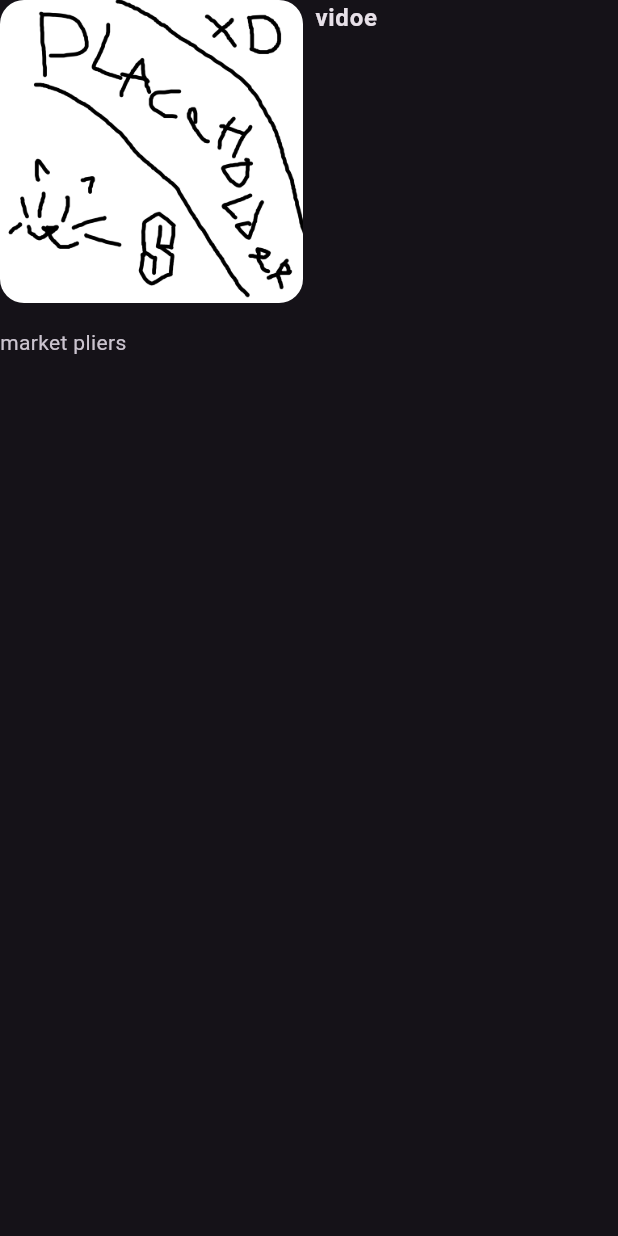
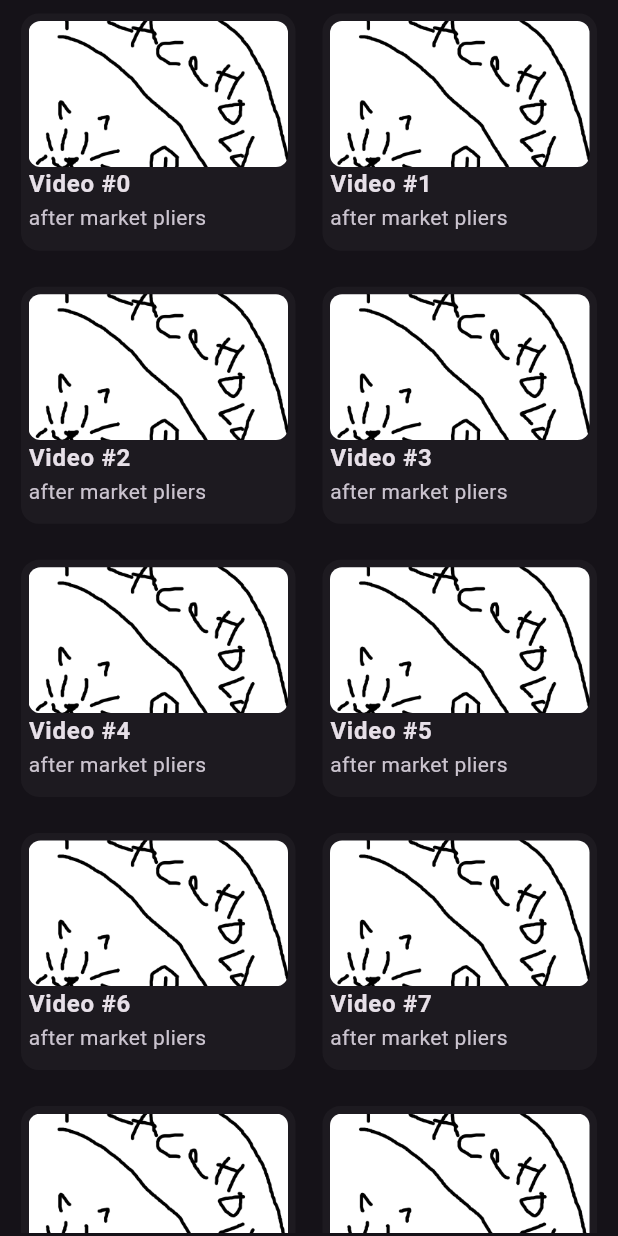
Before and after one commit to NKijpma/abyssvue, a Flutter app: the VideoPage screen opened directly, on a phone screen of 412 x 824 dp. Run offline on Flutter 3.47's test engine with Material 3 defaults, Android fonts, the phone set to English and light mode, and no system bars; our stand-ins replace flutter_svg, just_audio, lucide_icons_flutter, shared_preferences; missing offline and left inert: fvp; accounts and stored records are empty; Roboto replaces fonts that are missing (Jetbrains); statements that could not run were skipped.

Commit message:
initial commit

```diff
--- a/lib/pages/settings.dart
+++ b/lib/pages/settings.dart
@@ -125,6 +125,8 @@ class SettingsPage extends StatelessWidget {
 
           // custom link for downloading / scrapping files
           // jellyfin / plex link / api
+
+          // donate link to kofi idk
         ],
       ),
     );
--- a/lib/pages/video.dart
+++ b/lib/pages/video.dart
@@ -10,16 +10,28 @@ class VideoPage extends StatelessWidget {
   @override
   Widget build(BuildContext context) {
     return Scaffold(
-      body: GridView(
+      body: Padding(
+        padding: const EdgeInsets.fromLTRB(10, 5, 10, 2),
+        child: GridView(
           gridDelegate: const SliverGridDelegateWithFixedCrossAxisCount(
             crossAxisCount: 2,
-          crossAxisSpacing: 8,
+            crossAxisSpacing: 10,
             mainAxisSpacing: 16,
+            childAspectRatio: 1.15,
           ),
 
+          children: List.generate(
+            100,
+            (index) => Card(
+              elevation: 0,
+              color: Theme.of(context).colorScheme.surfaceContainerLow,
+              child: Padding(
+                padding: const EdgeInsets.all(5),
+                child: Column(
+                  crossAxisAlignment: CrossAxisAlignment.start,
                   children: [
                     ClipRRect(
-            borderRadius: const BorderRadius.all(Radius.circular(16)),
+                      borderRadius: const BorderRadius.all(Radius.circular(8)),
                       child: AspectRatio(
                         aspectRatio: 16 / 9,
                         child: Image.asset(
@@ -29,17 +41,26 @@ class VideoPage extends StatelessWidget {
                       ),
                     ),
                     Text(
-            "vidoe",
+                      "Video #$index",
                       style: Theme.of(context).textTheme.bodyLarge
                           ?.copyWith(fontWeight: FontWeight.bold),
+                      overflow: TextOverflow.ellipsis,
+                      maxLines: 1,
                     ),
                     Text(
-            "market pliers",
+                      "after market pliers",
                       style: Theme.of(context).textTheme.bodyMedium?.copyWith(
                         color: Theme.of(context).colorScheme.onSurfaceVariant,
                       ),
+                      overflow: TextOverflow.ellipsis,
+                      maxLines: 1,
                     ),
                   ],
+                ),
+              ),
+            ),
+          ),
+        ),
       ),
     );
   }
--- a/lib/theme/theme.dart
+++ b/lib/theme/theme.dart
@@ -27,7 +27,7 @@ ThemeData buildTheme(
     appBarTheme: AppBarTheme(
       elevation: 0,
       scrolledUnderElevation: 0,
-      backgroundColor: colorScheme.surfaceContainer.withValues(alpha: 0.95),
+      backgroundColor: colorScheme.surfaceContainer.withValues(alpha: 0.8),
       foregroundColor: colorScheme.onPrimaryContainer,
     ),
 
```
Also changed, not shown: lib/pages/book.dart (+34 -7 lines), lib/shell.dart (+28 -14 lines), 1 other file. Lines whose indentation alone changed are shown as unchanged.
